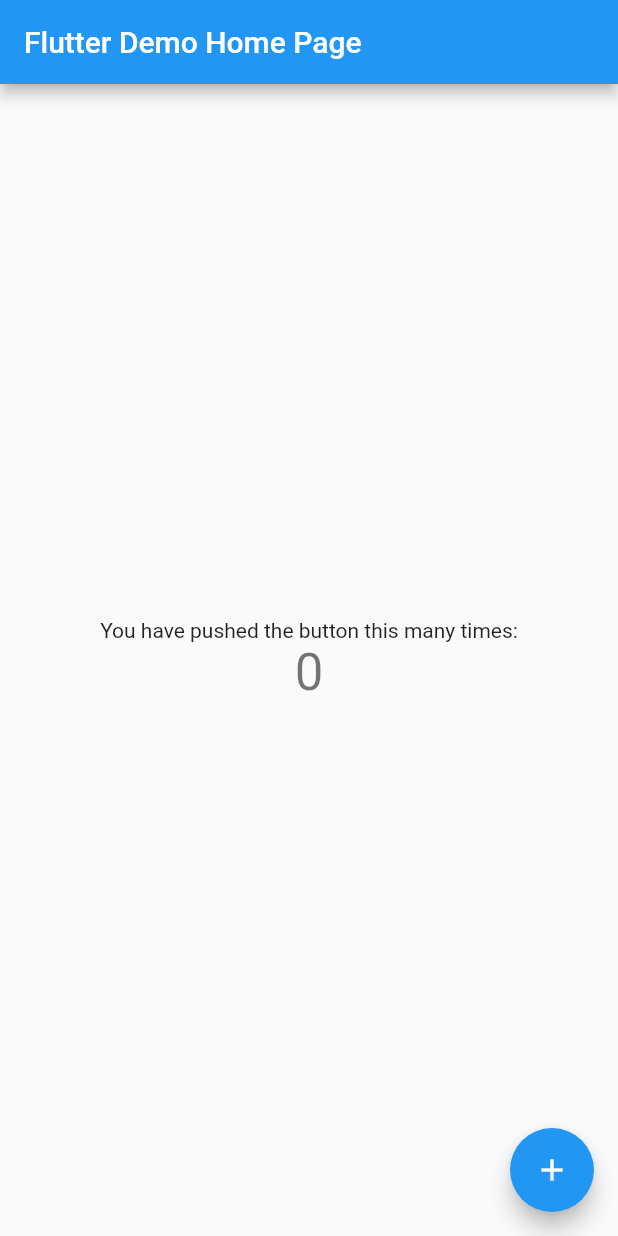
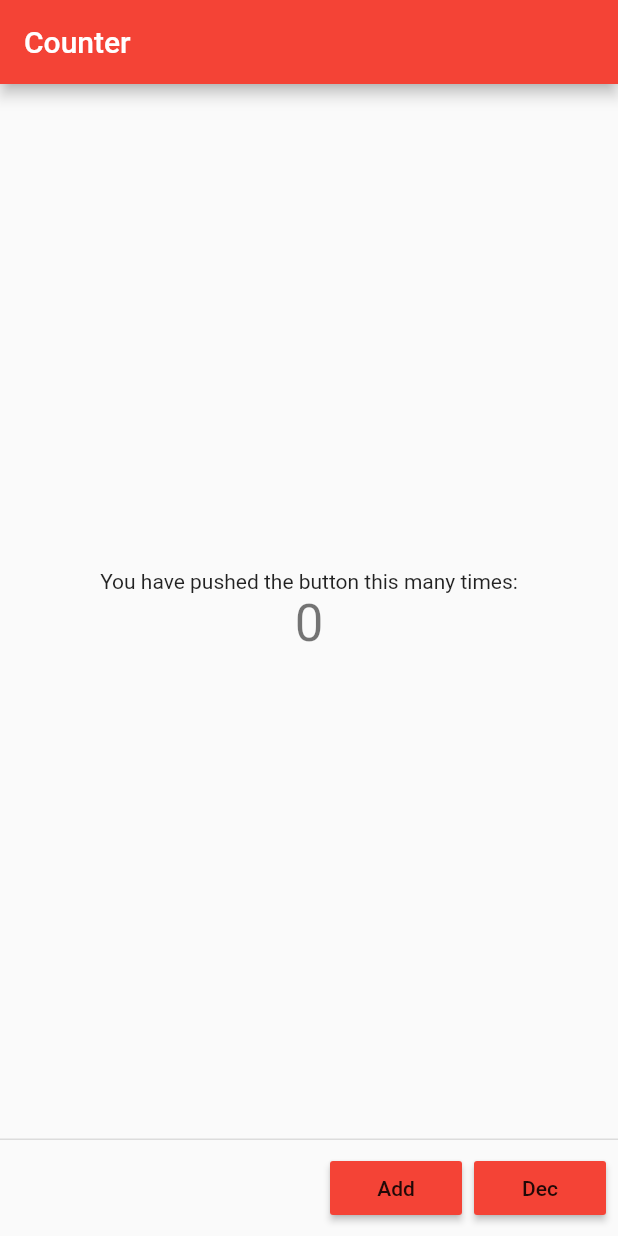
Before and after one commit to thetronjohnson/flutter_task_1, a Flutter app: the screen it shows after launch, on a phone screen of 412 x 824 dp. Run offline on Flutter 3.47's test engine with Material 2 defaults, Android fonts, the phone set to English and light mode, and no system bars.

Commit message:
task one

```diff
--- a/lib/main.dart
+++ b/lib/main.dart
@@ -3,24 +3,16 @@ import 'package:flutter/material.dart';
 void main() => runApp(MyApp());
 
 class MyApp extends StatelessWidget {
-  // This widget is the root of your application.
+
   @override
   Widget build(BuildContext context) {
     return MaterialApp(
-      title: 'Flutter Demo',
+      title: 'Counter',
       theme: ThemeData(
-        // This is the theme of your application.
-        //
-        // Try running your application with "flutter run". You'll see the
-        // application has a blue toolbar. Then, without quitting the app, try
-        // changing the primarySwatch below to Colors.green and then invoke
-        // "hot reload" (press "r" in the console where you ran "flutter run",
-        // or simply save your changes to "hot reload" in a Flutter IDE).
-        // Notice that the counter didn't reset back to zero; the application
-        // is not restarted.
-        primarySwatch: Colors.blue,
+
+        primarySwatch: Colors.red,
       ),
-      home: MyHomePage(title: 'Flutter Demo Home Page'),
+      home: MyHomePage(title: 'Counter'),
     );
   }
 }
@@ -28,14 +20,6 @@ class MyApp extends StatelessWidget {
 class MyHomePage extends StatefulWidget {
   MyHomePage({Key key, this.title}) : super(key: key);
 
-  // This widget is the home page of your application. It is stateful, meaning
-  // that it has a State object (defined below) that contains fields that affect
-  // how it looks.
-
-  // This class is the configuration for the state. It holds the values (in this
-  // case the title) provided by the parent (in this case the App widget) and
-  // used by the build method of the State. Fields in a Widget subclass are
-  // always marked "final".
 
   final String title;
 
@@ -48,47 +32,30 @@ class _MyHomePageState extends State<MyHomePage> {
 
   void _incrementCounter() {
     setState(() {
-      // This call to setState tells the Flutter framework that something has
-      // changed in this State, which causes it to rerun the build method below
-      // so that the display can reflect the updated values. If we changed
-      // _counter without calling setState(), then the build method would not be
-      // called again, and so nothing would appear to happen.
       _counter++;
     });
   }
 
+  void _decrementCounter() {
+    setState((){
+      _counter--;
+    });
+  }
+
+
   @override
   Widget build(BuildContext context) {
-    // This method is rerun every time setState is called, for instance as done
-    // by the _incrementCounter method above.
-    //
-    // The Flutter framework has been optimized to make rerunning build methods
-    // fast, so that you can just rebuild anything that needs updating rather
-    // than having to individually change instances of widgets.
+
     return Scaffold(
       appBar: AppBar(
-        // Here we take the value from the MyHomePage object that was created by
-        // the App.build method, and use it to set our appbar title.
+
         title: Text(widget.title),
       ),
       body: Center(
-        // Center is a layout widget. It takes a single child and positions it
-        // in the middle of the parent.
+
         child: Column(
-          // Column is also a layout widget. It takes a list of children and
-          // arranges them vertically. By default, it sizes itself to fit its
-          // children horizontally, and tries to be as tall as its parent.
-          //
-          // Invoke "debug painting" (press "p" in the console, choose the
-          // "Toggle Debug Paint" action from the Flutter Inspector in Android
-          // Studio, or the "Toggle Debug Paint" command in Visual Studio Code)
-          // to see the wireframe for each widget.
-          //
-          // Column has various properties to control how it sizes itself and
-          // how it positions its children. Here we use mainAxisAlignment to
-          // center the children vertically; the main axis here is the vertical
-          // axis because Columns are vertical (the cross axis would be
-          // horizontal).
+
+
           mainAxisAlignment: MainAxisAlignment.center,
           children: <Widget>[
             Text(
@@ -101,11 +68,19 @@ class _MyHomePageState extends State<MyHomePage> {
           ],
         ),
       ),
-      floatingActionButton: FloatingActionButton(
-        onPressed: _incrementCounter,
-        tooltip: 'Increment',
-        child: Icon(Icons.add),
-      ), // This trailing comma makes auto-formatting nicer for build methods.
+     persistentFooterButtons: <Widget>[
+       RaisedButton(
+         onPressed:_incrementCounter,
+         color: Colors.red,
+         child: Text('Add'),
+      ),
+      RaisedButton(
+         onPressed:_decrementCounter,
+         color: Colors.red,
+         child: Text('Dec'),
+      )
+     ],
+
     );
   }
 }
```
